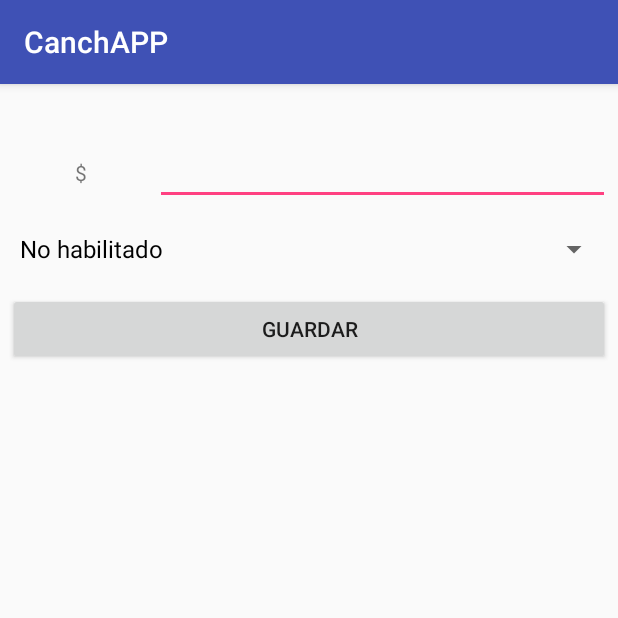
After one commit to thejudge1308/CanchApp, an Android app: the ServiceValuesActivity screen opened directly, with no data from a screen before it, on a phone screen of 412 x 824 dp, the top half of it. The commit adds this screen. Run offline under Robolectric (Android 15) with nearby library versions, the phone set to English and light mode, and no system bars; 1 statement that could not run was skipped.

Commit message:
Implementacion de Servicios
Implementacion de Activity servicios

```diff
--- a/UsuarioCanchas/app/src/main/AndroidManifest.xml
+++ b/UsuarioCanchas/app/src/main/AndroidManifest.xml
@@ -21,8 +21,7 @@
         android:theme="@style/AppTheme">
         <activity
             android:name=".Activities.LoginActivity"
-            android:configChanges="keyboardHidden|orientation|screenSize"></activity>
-
+            android:configChanges="keyboardHidden|orientation|screenSize" />
         <activity
             android:name=".Activities.HomeActivity"
             android:configChanges="keyboardHidden|orientation|screenSize"
@@ -66,7 +65,8 @@
             </intent-filter>
         </activity>
         <activity android:name=".Activities.CanchaPrincipalActivity" />
-        <activity android:name=".Activities.HorarioCanchaActivity"></activity>
+        <activity android:name=".Activities.HorarioCanchaActivity" />
+        <activity android:name=".Activities.ServiceValuesActivity"></activity>
     </application>
 
 </manifest>
--- a/UsuarioCanchas/app/src/main/java/com/example/patin/usuariocanchas/Activities/MyServiceActivity.java
+++ b/UsuarioCanchas/app/src/main/java/com/example/patin/usuariocanchas/Activities/MyServiceActivity.java
@@ -1,15 +1,19 @@
 package com.example.patin.usuariocanchas.Activities;
 
+import android.content.Intent;
 import android.graphics.drawable.Drawable;
 import android.support.v4.content.ContextCompat;
 import android.support.v7.app.AppCompatActivity;
 import android.os.Bundle;
 import android.util.Log;
+import android.view.View;
+import android.widget.AdapterView;
 import android.widget.ListView;
 import android.widget.Toast;
 
 import com.example.patin.usuariocanchas.Adapter.AdapterService;
 import com.example.patin.usuariocanchas.Item.ServiceItem;
+import com.example.patin.usuariocanchas.Model.Service;
 import com.example.patin.usuariocanchas.R;
 import com.example.patin.usuariocanchas.Values.FireBaseReferences;
 import com.example.patin.usuariocanchas.Values.SingletonUser;
@@ -128,6 +132,21 @@ public class MyServiceActivity extends AppCompatActivity {
 
                         AdapterService adapterService = new AdapterService(MyServiceActivity.this,getServicesForAdapter());
                         MyServiceActivity.this.servicesListView.setAdapter(adapterService);
+
+                        MyServiceActivity.this.servicesListView.setOnItemClickListener(new AdapterView.OnItemClickListener() {
+
+                            @Override
+                            public void onItemClick(AdapterView<?> parent, View view, int position, long id) {
+                                ServiceItem item = (ServiceItem) MyServiceActivity.this.servicesListView.getAdapter().getItem(position);
+                                Intent  i =  new Intent(MyServiceActivity.this.getApplicationContext(),ServiceValuesActivity.class);
+                                i.putExtra("name",item.getName());
+                                i.putExtra("price",item.getPrice()+"");
+                                i.putExtra("avaliable",item.getState()+"");
+                                startActivity(i);
+                                Toast.makeText(getApplicationContext(), "Obj"+item.getState()+" : "+item.getName()+" : "+item.getPrice(), Toast.LENGTH_SHORT).show();
+
+                            }
+                        });
                     }
                 }else{
                     Log.v("__Service","Not found");
--- /dev/null
+++ b/UsuarioCanchas/app/src/main/java/com/example/patin/usuariocanchas/Activities/ServiceValuesActivity.java
@@ -0,0 +1,40 @@
+package com.example.patin.usuariocanchas.Activities;
+
+import android.support.v7.app.AppCompatActivity;
+import android.os.Bundle;
+import android.widget.ArrayAdapter;
+import android.widget.Button;
+import android.widget.EditText;
+import android.widget.Spinner;
+import android.widget.TextView;
+import android.widget.Toast;
+
+import com.example.patin.usuariocanchas.R;
+
+public class ServiceValuesActivity extends AppCompatActivity {
+    private TextView nameTextView;
+    private EditText priceEditText;
+    private Spinner stateSpinner;
+    private Button saveButton;
+    private final static String[] states = { "No habilitado", "Habilitado"};
+    @Override
+    protected void onCreate(Bundle savedInstanceState) {
+        super.onCreate(savedInstanceState);
+        setContentView(R.layout.activity_service_values);
+        this.nameTextView = findViewById(R.id.name_textview_servicevalues_activity);
+        this.priceEditText = findViewById(R.id.price_edittext_servicevalues_activity);
+        this.stateSpinner  = findViewById(R.id.avalaible_spinner_servicevalues_activity);
+        this.saveButton = findViewById(R.id.save_button_servicevalues_activity);
+
+        this.stateSpinner.setAdapter(new ArrayAdapter<String>(this, android.R.layout.simple_spinner_dropdown_item, states));
+
+
+        String name = getIntent().getStringExtra("name");
+        String price = getIntent().getStringExtra("price");
+        String avalilable = getIntent().getStringExtra("avaliable");
+        //Toast.makeText(this, "precio "+price, Toast.LENGTH_SHORT).show();
+        nameTextView.setText(name);
+        priceEditText.setText(price);
+        stateSpinner.setSelection(Integer.parseInt(avalilable));
+    }
+}
--- /dev/null
+++ b/UsuarioCanchas/app/src/main/res/layout/activity_service_values.xml
@@ -0,0 +1,57 @@
+<?xml version="1.0" encoding="utf-8"?>
+<LinearLayout xmlns:android="http://schemas.android.com/apk/res/android"
+    xmlns:app="http://schemas.android.com/apk/res-auto"
+    xmlns:tools="http://schemas.android.com/tools"
+    android:layout_width="match_parent"
+    android:layout_height="match_parent"
+    android:layout_margin="5dp"
+    android:orientation="vertical"
+    tools:context=".Activities.ServiceValuesActivity">
+
+    <TextView
+        android:id="@+id/name_textview_servicevalues_activity"
+        android:layout_width="match_parent"
+        android:layout_height="wrap_content"
+        android:layout_marginTop="5dp"
+        android:foregroundGravity="center"
+        android:gravity="center"
+        android:text="TextView" />
+
+    <LinearLayout
+        android:layout_width="match_parent"
+        android:layout_height="wrap_content"
+        android:layout_marginTop="5dp"
+        android:orientation="horizontal">
+
+        <TextView
+            android:id="@+id/textview"
+            android:layout_width="wrap_content"
+            android:layout_height="wrap_content"
+            android:layout_weight="1"
+            android:gravity="center"
+            android:text="$" />
+
+        <EditText
+            android:id="@+id/price_edittext_servicevalues_activity"
+            android:layout_width="wrap_content"
+            android:layout_height="wrap_content"
+            android:layout_weight="1"
+            android:ems="10"
+            android:maxLength="8"
+            android:inputType="number" />
+
+    </LinearLayout>
+
+    <Spinner
+        android:id="@+id/avalaible_spinner_servicevalues_activity"
+        android:layout_width="match_parent"
+        android:layout_height="wrap_content"
+        android:layout_marginBottom="5dp"
+        android:layout_marginTop="5dp" />
+
+    <Button
+        android:id="@+id/save_button_servicevalues_activity"
+        android:layout_width="match_parent"
+        android:layout_height="wrap_content"
+        android:text="Guardar" />
+</LinearLayout>
```
